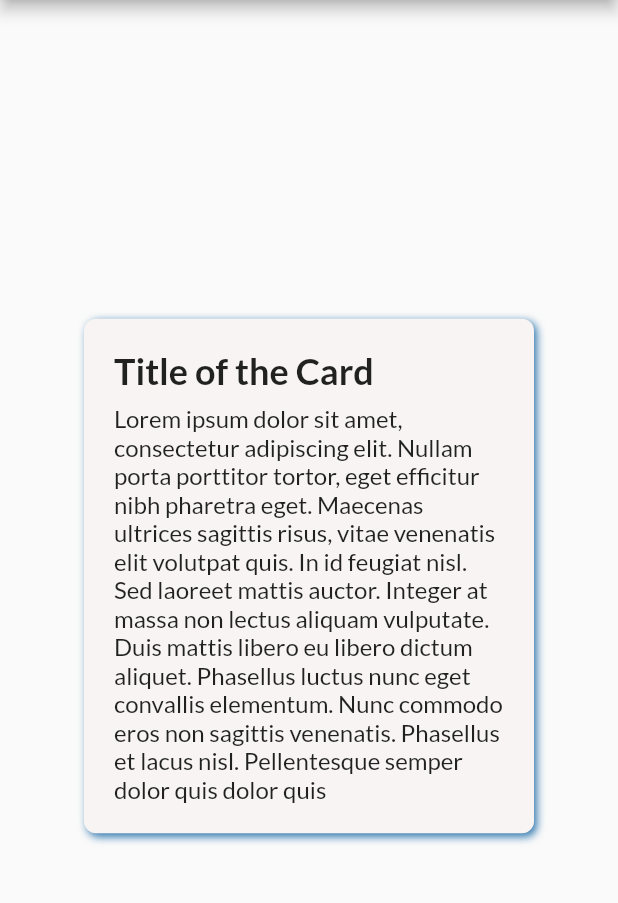
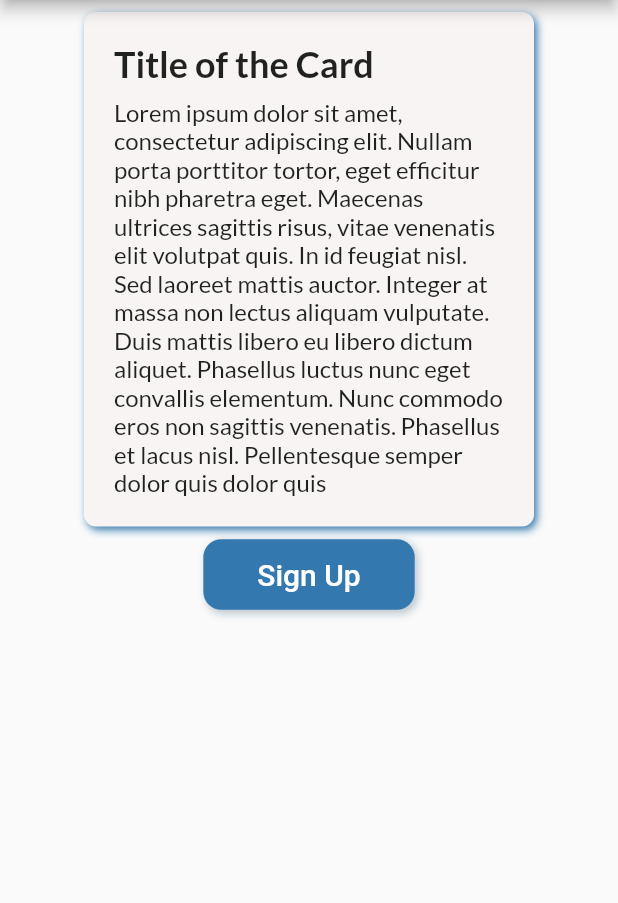
Before and after one commit to ilyin0/horoskope, a Flutter app: the screen it shows after launch, on a phone screen of 412 x 824 dp, the part 84-987 px from its top. Run offline on Flutter 3.47's test engine with Material 2 defaults, Android fonts, the light colour scheme and no system bars; our stand-ins replace flutter_bloc, get_it, injectable.

Commit message:
feat: add horoskope button

```diff
--- a/lib/presentation/pages/home/home_page.dart
+++ b/lib/presentation/pages/home/home_page.dart
@@ -5,6 +5,7 @@ import 'package:horoskope/presentation/pages/home/home_cubit.dart';
 import 'package:horoskope/presentation/pages/home/home_state.dart';
 import 'package:horoskope/presentation/themes/horoskope_theme.dart';
 import 'package:horoskope/presentation/utils/build_context_ext.dart';
+import 'package:horoskope/presentation/widgets/horoskope_button.dart';
 import 'package:horoskope/presentation/widgets/info_card.dart';
 
 class HomePage extends StatelessWidget {
@@ -19,13 +20,23 @@ class HomePage extends StatelessWidget {
           appBar: AppBar(
             title: Text(context.localizations.horoskope),
           ),
-          body: Center(
-            child: InfoCard(
-              title: 'Title of the Card',
-              body: state.todayForecast,
-              textTheme: HoroskopeTheme.text(context),
-              width: 300,
-            ),
+          body: Column(
+            crossAxisAlignment: CrossAxisAlignment.center,
+            children: [
+              const SizedBox(height: 8, width: double.infinity),
+              InfoCard(
+                title: 'Title of the Card',
+                body: state.todayForecast,
+                textTheme: HoroskopeTheme.text(context),
+                width: 300,
+              ),
+              const SizedBox(height: 8),
+              HoroskopeButton(
+                child: const Text('Sign Up'),
+                onTap: () {},
+                style: HoroskopeTheme.button(context).primary,
+              ),
+            ],
           ),
         );
       },
--- a/lib/presentation/themes/horoskope_theme.dart
+++ b/lib/presentation/themes/horoskope_theme.dart
@@ -1,4 +1,5 @@
 import 'package:flutter/material.dart';
+import 'package:horoskope/presentation/themes/styles/horoskope_button_style.dart';
 import 'package:horoskope/presentation/widgets/info_card.dart';
 
 part 'theme/horoskope_button_theme_data.dart';
--- a/lib/presentation/themes/light/light_theme.dart
+++ b/lib/presentation/themes/light/light_theme.dart
@@ -1,5 +1,6 @@
 import 'package:flutter/material.dart';
 import 'package:horoskope/presentation/themes/horoskope_theme.dart';
+import 'package:horoskope/presentation/themes/styles/horoskope_button_style.dart';
 
 part 'src/button_theme.dart';
 part 'src/color_theme.dart';
--- a/lib/presentation/themes/light/src/button_theme.dart
+++ b/lib/presentation/themes/light/src/button_theme.dart
@@ -2,4 +2,63 @@ part of '../light_theme.dart';
 
 class _LightHoroskopeButtonTheme implements HoroskopeButtonThemeData {
   const _LightHoroskopeButtonTheme();
+
+  final double _baseBorderRadius = 12;
+
+  HoroskopeButtonStyle get _base => HoroskopeButtonStyle(
+        borderRadius: _baseBorderRadius,
+        buttonStyle: TextButton.styleFrom(
+          shadowColor: _AppColors.placeholderGrey,
+          shape: RoundedRectangleBorder(
+            borderRadius: BorderRadius.circular(_baseBorderRadius),
+          ),
+          textStyle: const TextStyle(
+            fontSize: 20,
+            fontWeight: FontWeight.w500,
+          ),
+          enableFeedback: true,
+        ),
+      );
+
+  HoroskopeButtonStyle get _baseWithPadding => _base.copyWith(
+        buttonStyle: _base.buttonStyle.copyWith(
+          padding: MaterialStateProperty.all(
+            const EdgeInsets.symmetric(vertical: 12, horizontal: 36),
+          ),
+        ),
+      );
+
+  @override
+  HoroskopeButtonStyle get primary => _baseWithPadding.copyWith(
+        buttonStyle: _baseWithPadding.buttonStyle.copyWith(
+          foregroundColor: MaterialStateProperty.all(_AppColors.white),
+          backgroundColor: MaterialStateProperty.all(_AppColors.primaryBlue),
+        ),
+      );
+
+  @override
+  HoroskopeButtonStyle get secondary1 => _baseWithPadding.copyWith(
+        buttonStyle: _baseWithPadding.buttonStyle.copyWith(
+          foregroundColor: MaterialStateProperty.all(_AppColors.primaryBlue),
+          backgroundColor: MaterialStateProperty.all(_AppColors.secondaryGrey),
+        ),
+      );
+
+  @override
+  HoroskopeButtonStyle get secondary2 => _baseWithPadding.copyWith(
+        buttonStyle: _baseWithPadding.buttonStyle.copyWith(
+          foregroundColor: MaterialStateProperty.all(_AppColors.brinkPink),
+          backgroundColor: MaterialStateProperty.all(_AppColors.isabelline),
+        ),
+      );
+
+  @override
+  HoroskopeButtonStyle get disabled => _baseWithPadding.copyWith(
+        buttonStyle: _baseWithPadding.buttonStyle.copyWith(
+          foregroundColor:
+              MaterialStateProperty.all(_AppColors.placeholderGrey),
+          backgroundColor: MaterialStateProperty.all(_AppColors.disabledButton),
+          shadowColor: MaterialStateProperty.all(_AppColors.transparent),
+        ),
+      );
 }
--- a/lib/presentation/themes/light/src/constants.dart
+++ b/lib/presentation/themes/light/src/constants.dart
@@ -4,15 +4,19 @@ const _title2 = TextStyle(
   fontWeight: FontWeight.bold,
   fontSize: 24,
 );
-
 const _title3 = TextStyle(
   fontWeight: FontWeight.bold,
   fontSize: 20,
 );
-
 const _bodyText2 = TextStyle(fontSize: 16);
 
 abstract class _AppColors {
   static const primaryBlue = Color(0xFF3379AF);
   static const secondaryGrey = Color(0xFFE9EDF0);
+  static const placeholderGrey = Color(0xFFBCC8D1);
+  static const white = Colors.white;
+  static const brinkPink = Color(0xFFEE4469);
+  static const isabelline = Color(0xFFF7F4F3);
+  static const disabledButton = Color(0xFFFCFBFA);
+  static const transparent = Colors.transparent;
 }
--- /dev/null
+++ b/lib/presentation/themes/styles/horoskope_button_style.dart
@@ -0,0 +1,35 @@
+import 'package:flutter/material.dart';
+
+class HoroskopeButtonStyle {
+  final double? borderRadius;
+  final ButtonStyle _buttonStyle;
+
+  const HoroskopeButtonStyle({
+    this.borderRadius,
+    required ButtonStyle buttonStyle,
+  }) : _buttonStyle = buttonStyle;
+
+  ButtonStyle get buttonStyle {
+    final borderRadius = this.borderRadius;
+
+    return borderRadius == null
+        ? _buttonStyle
+        : _buttonStyle.copyWith(
+            shape: MaterialStateProperty.all(
+              RoundedRectangleBorder(
+                borderRadius: BorderRadius.circular(borderRadius),
+              ),
+            ),
+          );
+  }
+
+  HoroskopeButtonStyle copyWith({
+    ButtonStyle? buttonStyle,
+    double? borderRadius,
+  }) {
+    return HoroskopeButtonStyle(
+      buttonStyle: buttonStyle ?? _buttonStyle,
+      borderRadius: borderRadius ?? this.borderRadius,
+    );
+  }
+}
--- a/lib/presentation/themes/theme/horoskope_button_theme_data.dart
+++ b/lib/presentation/themes/theme/horoskope_button_theme_data.dart
@@ -1,3 +1,8 @@
 part of '../horoskope_theme.dart';
 
-abstract class HoroskopeButtonThemeData {}
+abstract class HoroskopeButtonThemeData {
+  HoroskopeButtonStyle get primary;
+  HoroskopeButtonStyle get secondary1;
+  HoroskopeButtonStyle get secondary2;
+  HoroskopeButtonStyle get disabled;
+}
--- /dev/null
+++ b/lib/presentation/widgets/horoskope_button.dart
@@ -0,0 +1,48 @@
+import 'package:flutter/material.dart';
+import 'package:horoskope/presentation/themes/horoskope_theme.dart';
+import 'package:horoskope/presentation/themes/styles/horoskope_button_style.dart';
+
+const double _defaultBorderRadius = 12;
+
+class HoroskopeButton extends StatelessWidget {
+  final Widget child;
+  final VoidCallback? onTap;
+  final HoroskopeButtonStyle? style;
+  final HoroskopeButtonThemeData? defaultButtonTheme;
+
+  const HoroskopeButton({
+    Key? key,
+    required this.child,
+    this.onTap,
+    this.style,
+    this.defaultButtonTheme,
+  })  : assert(style != null || defaultButtonTheme != null),
+        super(key: key);
+
+  @override
+  Widget build(BuildContext context) {
+    final defaultButtonStyle = defaultButtonTheme?.primary.buttonStyle;
+
+    return DecoratedBox(
+      decoration: BoxDecoration(
+        borderRadius: BorderRadius.circular(
+          style?.borderRadius ?? _defaultBorderRadius,
+        ),
+        boxShadow: [
+          BoxShadow(
+            offset: const Offset(2, 2),
+            color: style?.buttonStyle.shadowColor?.resolve({}) ??
+                defaultButtonStyle?.shadowColor?.resolve({}) ??
+                Colors.transparent,
+            blurRadius: 4,
+          ),
+        ],
+      ),
+      child: TextButton(
+        onPressed: onTap,
+        child: child,
+        style: style?.buttonStyle ?? defaultButtonTheme!.primary.buttonStyle,
+      ),
+    );
+  }
+}
```
